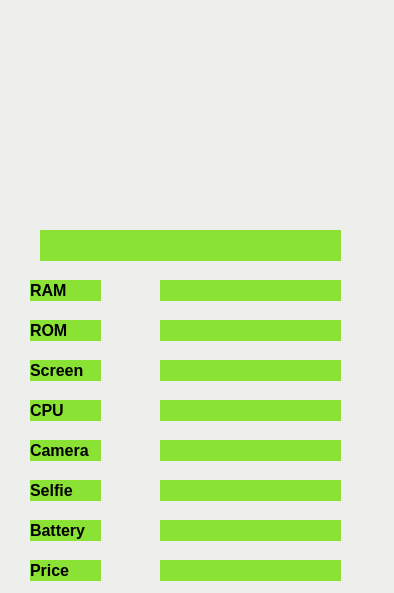
Old version of the form phone.ui in the repository phuonglecva-163219/ai_project.
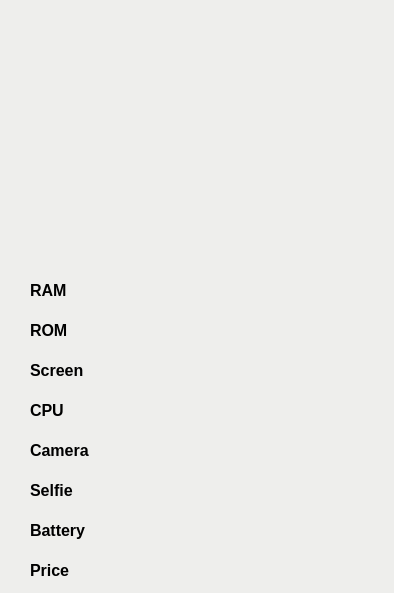
New version of the form. Icons and pictures are not drawn.

Commit message: done level-1 rules

Patch:
```diff
--- a/phone.ui
+++ b/phone.ui
@@ -37,7 +37,7 @@
      <bool>false</bool>
     </property>
     <property name="styleSheet">
-     <string notr="true">background-color: rgb(138, 226, 52);</string>
+     <string notr="true">background-color: rgb(238, 238, 236);</string>
     </property>
     <property name="text">
      <string>ROM</string>
@@ -66,7 +66,7 @@
      <bool>false</bool>
     </property>
     <property name="styleSheet">
-     <string notr="true">background-color: rgb(138, 226, 52);</string>
+     <string notr="true">background-color: rgb(238, 238, 236);</string>
     </property>
     <property name="text">
      <string>Screen</string>
@@ -95,7 +95,7 @@
      <bool>false</bool>
     </property>
     <property name="styleSheet">
-     <string notr="true">background-color: rgb(138, 226, 52);</string>
+     <string notr="true">background-color: rgb(238, 238, 236);</string>
     </property>
     <property name="text">
      <string>Camera</string>
@@ -125,7 +125,7 @@
      <bool>false</bool>
     </property>
     <property name="styleSheet">
-     <string notr="true">background-color: rgb(138, 226, 52);</string>
+     <string notr="true">background-color: rgb(238, 238, 236);</string>
     </property>
     <property name="text">
      <string/>
@@ -155,7 +155,7 @@
      <bool>false</bool>
     </property>
     <property name="styleSheet">
-     <string notr="true">background-color: rgb(138, 226, 52);</string>
+     <string notr="true">background-color: rgb(238, 238, 236);</string>
     </property>
     <property name="text">
      <string/>
@@ -185,7 +185,7 @@
      <bool>false</bool>
     </property>
     <property name="styleSheet">
-     <string notr="true">background-color: rgb(138, 226, 52);</string>
+     <string notr="true">background-color: rgb(238, 238, 236);</string>
     </property>
     <property name="text">
      <string/>
@@ -195,6 +195,9 @@
     </property>
    </widget>
    <widget class="QLabel" name="label_3">
+    <property name="enabled">
+     <bool>true</bool>
+    </property>
     <property name="geometry">
      <rect>
       <x>30</x>
@@ -214,7 +217,7 @@
      <bool>false</bool>
     </property>
     <property name="styleSheet">
-     <string notr="true">background-color: rgb(138, 226, 52);</string>
+     <string notr="true">background-color: rgb(238, 238, 236);</string>
     </property>
     <property name="text">
      <string>RAM</string>
@@ -244,7 +247,7 @@
      <bool>false</bool>
     </property>
     <property name="styleSheet">
-     <string notr="true">background-color: rgb(138, 226, 52);</string>
+     <string notr="true">background-color: rgb(238, 238, 236);</string>
     </property>
     <property name="text">
      <string/>
@@ -277,7 +280,7 @@
      <bool>false</bool>
     </property>
     <property name="styleSheet">
-     <string notr="true">background-color: rgb(138, 226, 52);</string>
+     <string notr="true">background-color: rgb(238, 238, 236);</string>
     </property>
     <property name="text">
      <string/>
@@ -307,7 +310,7 @@
      <bool>false</bool>
     </property>
     <property name="styleSheet">
-     <string notr="true">background-color: rgb(138, 226, 52);</string>
+     <string notr="true">background-color: rgb(238, 238, 236);</string>
     </property>
     <property name="text">
      <string/>
@@ -358,7 +361,7 @@
      <bool>false</bool>
     </property>
     <property name="styleSheet">
-     <string notr="true">background-color: rgb(138, 226, 52);</string>
+     <string notr="true">background-color: rgb(238, 238, 236);</string>
     </property>
     <property name="text">
      <string>CPU</string>
@@ -388,7 +391,7 @@
      <bool>false</bool>
     </property>
     <property name="styleSheet">
-     <string notr="true">background-color: rgb(138, 226, 52);</string>
+     <string notr="true">background-color: rgb(238, 238, 236);</string>
     </property>
     <property name="text">
      <string/>
@@ -417,7 +420,7 @@
      <bool>false</bool>
     </property>
     <property name="styleSheet">
-     <string notr="true">background-color: rgb(138, 226, 52);</string>
+     <string notr="true">background-color: rgb(238, 238, 236);</string>
     </property>
     <property name="text">
      <string>Selfie</string>
@@ -447,7 +450,7 @@
      <bool>false</bool>
     </property>
     <property name="styleSheet">
-     <string notr="true">background-color: rgb(138, 226, 52);</string>
+     <string notr="true">background-color: rgb(238, 238, 236);</string>
     </property>
     <property name="text">
      <string/>
@@ -476,7 +479,7 @@
      <bool>false</bool>
     </property>
     <property name="styleSheet">
-     <string notr="true">background-color: rgb(138, 226, 52);</string>
+     <string notr="true">background-color: rgb(238, 238, 236);</string>
     </property>
     <property name="text">
      <string>Battery</string>
@@ -505,7 +508,7 @@
      <bool>false</bool>
     </property>
     <property name="styleSheet">
-     <string notr="true">background-color: rgb(138, 226, 52);</string>
+     <string notr="true">background-color: rgb(238, 238, 236);</string>
     </property>
     <property name="text">
      <string>Price</string>
@@ -535,7 +538,7 @@
      <bool>false</bool>
     </property>
     <property name="styleSheet">
-     <string notr="true">background-color: rgb(138, 226, 52);</string>
+     <string notr="true">background-color: rgb(238, 238, 236);</string>
     </property>
     <property name="text">
      <string/>
```
Left out of the diff: 2 changed lines with no effect on the pictures. The commit also changes 1 other file.
